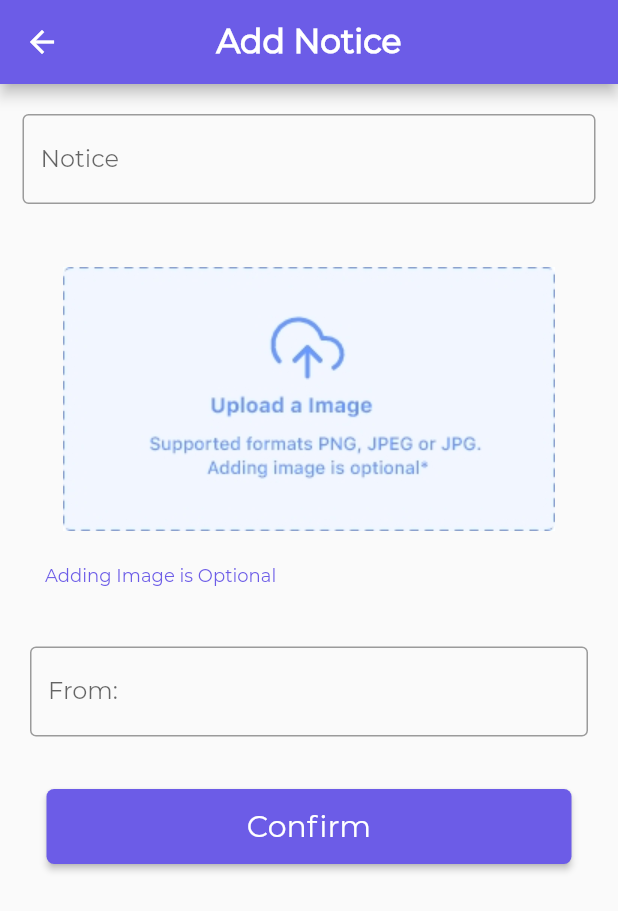
After one commit to mrpandey1/vit_app, a Flutter app: the AdminFeatures screen opened directly, after a tap on "Add Notice", on a phone screen of 412 x 824 dp. The commit adds this screen. Shown: the top 911 px of the screen. Run offline on Flutter 3.47's test engine with Material 2 defaults, Android fonts, the phone set to English and light mode, and no system bars; our stand-ins replace cloud_firestore, firebase_auth, firebase_core, flutter_spinkit, image_picker; accounts and stored records are empty.

Commit message:
created UI for add notice

```diff
--- a/lib/src/animations/animatedPageRoute.dart
+++ b/lib/src/animations/animatedPageRoute.dart
@@ -12,8 +12,8 @@ class BouncyPageRoute extends PageRouteBuilder {
                 Animation<double> animation,
                 Animation<double> secAnimation,
                 Widget child) {
-              animation =
-                  CurvedAnimation(curve: Curves.bounceInOut, parent: animation);
+              animation = CurvedAnimation(
+                  curve: Curves.fastLinearToSlowEaseIn, parent: animation);
               return ScaleTransition(
                 scale: animation,
                 child: child,
--- /dev/null
+++ b/lib/src/screens/AddNotice.dart
@@ -0,0 +1,244 @@
+import 'dart:io';
+
+import 'package:flutter/material.dart';
+import 'package:image_picker/image_picker.dart';
+import 'package:vit_app/src/constants.dart';
+import 'package:vit_app/src/screens/SelectSendNoticeOptions.dart';
+import 'package:vit_app/src/shared/header.dart';
+
+class AddNotice extends StatefulWidget {
+  @override
+  _AddNoticeState createState() => _AddNoticeState();
+}
+
+class _AddNoticeState extends State<AddNotice> {
+  TextEditingController _noticeController = TextEditingController();
+  TextEditingController _fromController = TextEditingController();
+  bool noticeError = false;
+  bool fromError = false;
+
+  File file;
+
+  @override
+  Widget build(BuildContext context) {
+    return Scaffold(
+      appBar: header(
+        context,
+        isAppTitle: false,
+        titleText: 'Add Notice',
+        isCenterTitle: true,
+        bold: true,
+      ),
+      body: ListView(
+        children: [
+          Center(
+            child: Column(
+              children: [
+                Padding(
+                  padding:
+                      const EdgeInsets.only(top: 20.0, left: 15.0, right: 15.0),
+                  child: TextFormField(
+                    maxLines: null,
+                    keyboardType: TextInputType.multiline,
+                    controller: _noticeController,
+                    decoration: InputDecoration(
+                      border: OutlineInputBorder(),
+                      hintText: 'Add Notice Here....',
+                      labelText: 'Notice',
+                      errorText: noticeError ? 'Notice is empty' : null,
+                    ),
+                  ),
+                ),
+                SizedBox(height: 30.0),
+                GestureDetector(
+                  onTap: () => {selectImage(context)},
+                  child: Container(
+                    height: 200.0,
+                    width: MediaQuery.of(context).size.width * 0.8,
+                    child: Center(
+                      child: AspectRatio(
+                        aspectRatio: 16 / 9,
+                        child: Container(
+                          decoration: BoxDecoration(
+                            borderRadius: BorderRadius.circular(5.0),
+                            image: file != null
+                                ? DecorationImage(image: FileImage(file))
+                                : DecorationImage(
+                                    image:
+                                        AssetImage('assets/images/upload.jpg')),
+                          ),
+                        ),
+                      ),
+                    ),
+                  ),
+                ),
+                SizedBox(
+                  height: 10.0,
+                ),
+                Container(
+                  alignment: Alignment.centerLeft,
+                  padding: EdgeInsets.only(left: 30.0),
+                  child: Text(
+                    'Adding Image is Optional',
+                    style: TextStyle(
+                      fontSize: 12.0,
+                      color: kPrimaryColor,
+                    ),
+                  ),
+                ),
+                SizedBox(
+                  height: 40.0,
+                ),
+                Padding(
+                  padding: const EdgeInsets.only(
+                      left: 20.0, right: 20.0, bottom: 10.0),
+                  child: TextFormField(
+                    maxLines: 1,
+                    controller: _fromController,
+                    decoration: InputDecoration(
+                      hintText: 'ex. David Assistant Professor',
+                      labelText: 'From:',
+                      errorText: fromError ? 'This field is required' : null,
+                      border: OutlineInputBorder(),
+                    ),
+                  ),
+                ),
+                SizedBox(
+                  height: 25.0,
+                ),
+                Container(
+                  height: 50.0,
+                  width: 350.0,
+                  child: Material(
+                    borderRadius: BorderRadius.circular(5.0),
+                    elevation: 2.0,
+                    color: kPrimaryColor,
+                    child: InkWell(
+                      onTap: onSubmit,
+                      child: Center(
+                        child: Text(
+                          'Confirm',
+                          style: TextStyle(
+                            fontSize: 20,
+                            color: Colors.white,
+                          ),
+                        ),
+                      ),
+                    ),
+                  ),
+                ),
+                SizedBox(
+                  height: 15.0,
+                ),
+              ],
+            ),
+          ),
+        ],
+      ),
+    );
+  }
+
+  selectImage(BuildContext parentContext) {
+    return showDialog(
+        context: parentContext,
+        builder: (context) {
+          return SimpleDialog(
+            children: <Widget>[
+              SimpleDialogOption(
+                child: Text(
+                  'Open a Camera',
+                  style: TextStyle(
+                    fontFamily: 'mont',
+                    fontSize: 17.0,
+                  ),
+                ),
+                onPressed: () => handleTakePhoto(context),
+              ),
+              SimpleDialogOption(
+                child: Text(
+                  'Open a Gallery',
+                  style: TextStyle(
+                    fontFamily: 'mont',
+                    fontSize: 17.0,
+                  ),
+                ),
+                onPressed: () => handleChooseFromGallery(context),
+              ),
+              SimpleDialogOption(
+                child: Text(
+                  'Cancel',
+                  style: TextStyle(
+                    fontFamily: 'mont',
+                    fontSize: 17.0,
+                  ),
+                ),
+                onPressed: () => Navigator.pop(context),
+              )
+            ],
+          );
+        });
+  }
+
+  handleTakePhoto(BuildContext context) async {
+    Navigator.pop(context);
+    final pickedFile = await ImagePicker().getImage(
+      source: ImageSource.camera,
+      maxHeight: 675,
+      maxWidth: 960,
+    );
+    setState(() {
+      this.file = File(pickedFile.path);
+    });
+  }
+
+  handleChooseFromGallery(BuildContext context) async {
+    Navigator.pop(context);
+    final pickedFile = await ImagePicker().getImage(
+      source: ImageSource.gallery,
+    );
+    setState(() {
+      this.file = File(pickedFile.path);
+    });
+  }
+
+  clearImage() {
+    setState(() {
+      file = null;
+    });
+  }
+
+  void onSubmit() {
+    if (_fromController.text.trim().isEmpty) {
+      setState(() {
+        fromError = true;
+      });
+    } else {
+      setState(() {
+        fromError = false;
+      });
+    }
+
+    if (_noticeController.text.trim().isEmpty) {
+      setState(() {
+        noticeError = true;
+      });
+    } else {
+      noticeError = false;
+    }
+
+    if (_fromController.text.trim().isNotEmpty &&
+        _noticeController.text.trim().isNotEmpty) {
+      String notice = _fromController.text.trim();
+      String from = _noticeController.text.trim();
+
+      Navigator.push(
+          context,
+          MaterialPageRoute(
+              builder: (context) => SelectSendNoticeOptions(
+                    noticeText: notice,
+                    fromText: from,
+                    file: file,
+                  )));
+    }
+  }
+}
--- /dev/null
+++ b/lib/src/screens/AdminFeatures.dart
@@ -0,0 +1,124 @@
+import 'package:flutter/material.dart';
+import 'package:vit_app/src/animations/animatedPageRoute.dart';
+import 'package:vit_app/src/screens/AddNotes.dart';
+import 'package:vit_app/src/screens/AddNotice.dart';
+import 'package:vit_app/src/shared/header.dart';
+
+class AdminFeatures extends StatefulWidget {
+  @override
+  _AdminFeaturesState createState() => _AdminFeaturesState();
+}
+
+class _AdminFeaturesState extends State<AdminFeatures> {
+  @override
+  Widget build(BuildContext context) {
+    return Scaffold(
+      appBar: header(
+        context,
+        isAppTitle: true,
+      ),
+      body: ListView(
+        children: [
+          GestureDetector(
+            onTap: () =>
+                {Navigator.push(context, BouncyPageRoute(widget: AddNotice()))},
+            child: Padding(
+              padding:
+                  const EdgeInsets.only(left: 15.0, right: 15.0, top: 12.0),
+              child: Stack(
+                children: [
+                  Container(
+                    height: 120.0,
+                    decoration: BoxDecoration(
+                      color: Colors.blue,
+                      borderRadius: BorderRadius.circular(5.0),
+                      gradient: LinearGradient(
+                        colors: [Colors.indigoAccent, Colors.blue],
+                        begin: Alignment.topLeft,
+                        end: Alignment.bottomRight,
+                      ),
+                    ),
+                  ),
+                  Positioned(
+                    top: 0,
+                    left: 0,
+                    bottom: 0,
+                    child: Container(
+                      padding: EdgeInsets.all(20.0),
+                      child: Image.asset(
+                        'assets/images/notice.png',
+                      ),
+                    ),
+                  ),
+                  Positioned(
+                    top: 45.0,
+                    left: 130.0,
+                    child: Container(
+                      child: Text(
+                        'Add Notice',
+                        style: TextStyle(
+                          color: Colors.white,
+                          fontWeight: FontWeight.bold,
+                          fontSize: 22.0,
+                        ),
+                      ),
+                    ),
+                  ),
+                ],
+              ),
+            ),
+          ),
+          GestureDetector(
+            onTap: () =>
+                {Navigator.push(context, BouncyPageRoute(widget: AddNotes()))},
+            child: Padding(
+              padding:
+                  const EdgeInsets.only(left: 15.0, right: 15.0, top: 12.0),
+              child: Stack(
+                children: [
+                  Container(
+                    height: 120.0,
+                    decoration: BoxDecoration(
+                      color: Colors.red,
+                      borderRadius: BorderRadius.circular(5.0),
+                      gradient: LinearGradient(
+                        colors: [Colors.pink, Colors.red],
+                        begin: Alignment.topLeft,
+                        end: Alignment.bottomRight,
+                      ),
+                    ),
+                  ),
+                  Positioned(
+                    top: 0,
+                    left: 0,
+                    bottom: 0,
+                    child: Container(
+                      padding: EdgeInsets.all(25.0),
+                      child: Image.asset(
+                        'assets/images/notes.png',
+                      ),
+                    ),
+                  ),
+                  Positioned(
+                    top: 45.0,
+                    left: 130.0,
+                    child: Container(
+                      child: Text(
+                        'Add Notes',
+                        style: TextStyle(
+                          color: Colors.white,
+                          fontWeight: FontWeight.bold,
+                          fontSize: 22.0,
+                        ),
+                      ),
+                    ),
+                  ),
+                ],
+              ),
+            ),
+          ),
+        ],
+      ),
+    );
+  }
+}
--- a/lib/src/shared/header.dart
+++ b/lib/src/shared/header.dart
@@ -14,19 +14,27 @@ void _signOut(context) async {
   }
 }
 
-header(context,
-    {bool isAppTitle = false,
-    String titleText,
-    removeBack = false,
-    isLogout = false}) {
+header(
+  context, {
+  bool isAppTitle = false,
+  String titleText,
+  removeBack = false,
+  isCenterTitle = false,
+  isLogout = false,
+  bold = false,
+}) {
   return AppBar(
       title: Text(
         isAppTitle ? 'VIT' : titleText,
-        style: TextStyle(fontSize: isAppTitle ? 30 : 22, color: Colors.white),
+        style: TextStyle(
+            fontSize: isAppTitle ? 30 : 22,
+            color: Colors.white,
+            fontWeight: bold ? FontWeight.bold : FontWeight.normal),
       ),
 //      automaticallyImplyLeading: removeBack ? false : true,
-      automaticallyImplyLeading: false,
+      automaticallyImplyLeading: !isAppTitle ? true : false,
       backgroundColor: kPrimaryColor,
+      centerTitle: isCenterTitle,
       actions: isLogout
           ? <Widget>[
               FlatButton(
--- a/lib/src/shared/loading.dart
+++ b/lib/src/shared/loading.dart
@@ -5,5 +5,6 @@ import '../constants.dart';
 loadingScreen() {
   return SpinKitFoldingCube(
     color: kPrimaryColor,
+    duration: Duration(seconds: 2),
   );
 }
```
Also changed, not shown: lib/src/screens/AddNotes.dart (added, +19 -0 lines), lib/src/screens/HomePage.dart (+11 -0 lines), lib/src/screens/SelectSendNoticeOptions.dart (added, +38 -0 lines), lib/src/screens/StudentRegistration.dart (+7 -21 lines), pubspec.yaml (+7 -3 lines), assets/images/apk-logo.png (deleted), assets/images/img.PNG (deleted), assets/images/logo.png (deleted), assets/images/notes.png (added), assets/images/notice.png (added), assets/images/upload.jpg (added), assets/images/upload.png (added), pubspec.lock.
